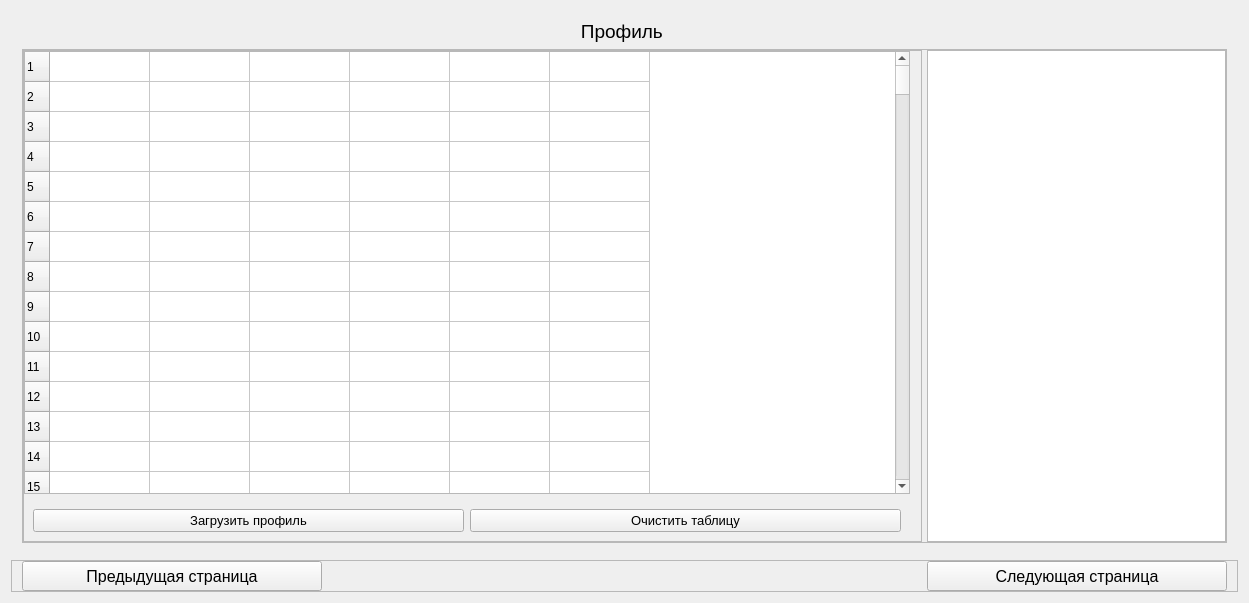
Qt form tables.ui (chevashetz/app) before a commit.
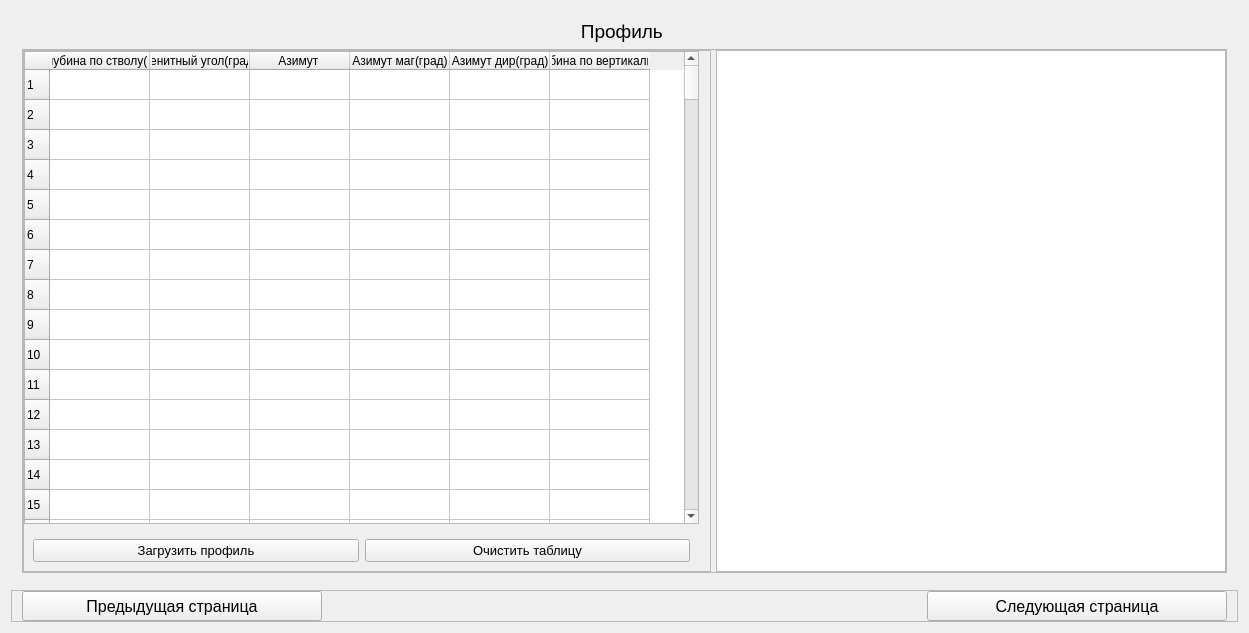
The same form after that commit. The open tabs and pages were chosen to show the change.

Commit message: fix: Отображение графиков, повышение надежности KNBK таблицы

Patch:
```diff
--- a/tables.ui
+++ b/tables.ui
@@ -7,7 +7,7 @@
     <x>0</x>
     <y>0</y>
     <width>1249</width>
-    <height>603</height>
+    <height>633</height>
    </rect>
   </property>
   <property name="sizePolicy">
@@ -141,7 +141,7 @@
                 <number>6</number>
                </property>
                <attribute name="horizontalHeaderVisible">
-                <bool>false</bool>
+                <bool>true</bool>
                </attribute>
                <attribute name="horizontalHeaderCascadingSectionResizes">
                 <bool>false</bool>
@@ -426,11 +426,17 @@
           <item>
            <widget class="QGraphicsView" name="graphicsView_profile">
             <property name="sizePolicy">
-             <sizepolicy hsizetype="Expanding" vsizetype="Expanding">
+             <sizepolicy hsizetype="Fixed" vsizetype="Expanding">
               <horstretch>1</horstretch>
               <verstretch>1</verstretch>
              </sizepolicy>
             </property>
+            <property name="minimumSize">
+             <size>
+              <width>510</width>
+              <height>510</height>
+             </size>
+            </property>
            </widget>
           </item>
          </layout>
```
Left out of the diff: 6 changed lines with no effect on the pictures. The commit also changes 2 other files.
